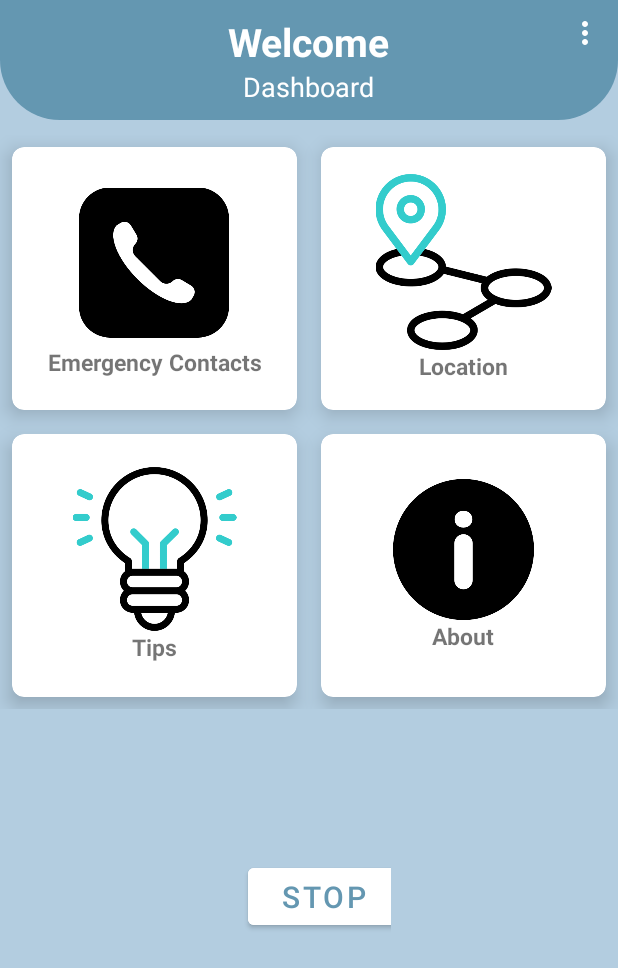
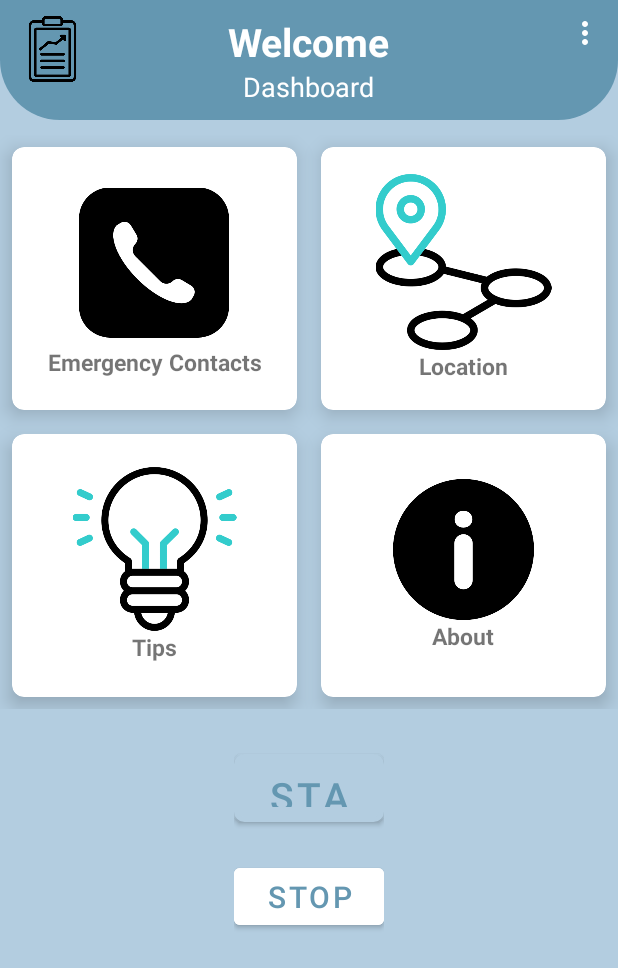
Before and after one commit to Daphne423/Safety, an Android app: the layout activity_main.xml on its own in the app's theme, with its tools: preview values and no code run, on a phone screen of 412 x 824 dp. Shown: the top 968 px of the screen. Run offline under Robolectric (Android 15) with nearby library versions, the phone set to English and light mode, and no system bars; Roboto replaces fonts that are not available here.

```diff
--- a/app/src/main/java/com/daphne/safety/ShakeDetector.java
+++ b/app/src/main/java/com/daphne/safety/ShakeDetector.java
@@ -16,8 +16,8 @@ public class ShakeDetector implements SensorEventListener {
      */
 //    private static final float SHAKE_THRESHOLD_GRAVITY = 2.7F;
 
-    private static final float SHAKE_THRESHOLD_GRAVITY = 1.5F;
-    private static final int SHAKE_SLOP_TIME_MS = 0;
+    private static final float SHAKE_THRESHOLD_GRAVITY = 2.7F;
+    private static final int SHAKE_SLOP_TIME_MS = 500;
     private static final int SHAKE_COUNT_RESET_TIME_MS = 3000;
 
     private OnShakeListener mListener;
--- a/app/src/main/res/drawable/ic_baseline_message_24.xml
+++ b/app/src/main/res/drawable/ic_baseline_message_24.xml
@@ -1,5 +1,5 @@
-<vector android:height="24dp" android:tint="#000000"
-    android:viewportHeight="24" android:viewportWidth="24"
-    android:width="24dp" xmlns:android="http://schemas.android.com/apk/res/android">
+<vector android:autoMirrored="true" android:height="24dp"
+    android:tint="#141415" android:viewportHeight="24"
+    android:viewportWidth="24" android:width="24dp" xmlns:android="http://schemas.android.com/apk/res/android">
     <path android:fillColor="@android:color/white" android:pathData="M20,2L4,2c-1.1,0 -1.99,0.9 -1.99,2L2,22l4,-4h14c1.1,0 2,-0.9 2,-2L22,4c0,-1.1 -0.9,-2 -2,-2zM18,14L6,14v-2h12v2zM18,11L6,11L6,9h12v2zM18,8L6,8L6,6h12v2z"/>
 </vector>
--- a/app/src/main/res/layout/activity_main.xml
+++ b/app/src/main/res/layout/activity_main.xml
@@ -29,6 +29,7 @@
             android:textColor="@color/white"
             android:textStyle="bold"
             android:textSize="26sp"/>
+
         <TextView
             android:layout_width="wrap_content"
             android:layout_height="wrap_content"
@@ -46,6 +47,15 @@
             android:background="@null"
 
             android:id="@+id/moreBtn"/>
+        <ImageButton
+            android:layout_width="50dp"
+            android:layout_height="45dp"
+            android:scaleType="fitCenter"
+            android:adjustViewBounds="true"
+            android:src="@drawable/statistic"
+            android:background="@null"
+
+            android:id="@+id/reports"/>
 
     </RelativeLayout>
 
@@ -58,6 +68,9 @@
         android:layout_marginTop="10dp"
         android:background="@color/light_blue"
         tools:context=".MainActivity">
+
+
+
 
         <!--    drawe layout-->
 
@@ -273,28 +286,29 @@
             <!--        </androidx.cardview.widget.CardView>-->
 
         </ScrollView>
-        <LinearLayout
+        <RelativeLayout
             android:layout_width="wrap_content"
-            android:layout_height="220dp"
+            android:layout_height="wrap_content"
             android:layout_centerHorizontal="true"
             android:layout_below="@id/scroll"
             android:padding="20dp"
             android:orientation="vertical">
-<!--            <TextView-->
-<!--                android:layout_width="100dp"-->
-<!--                android:layout_height="45dp"-->
-<!--                android:layout_gravity="center"-->
-<!--                android:text="Start"-->
-<!--                android:gravity="center"-->
-<!--                android:layout_marginTop="10dp"-->
-<!--                android:textSize="26dp"-->
-<!--                android:background="@drawable/rect2"/>-->
+            <Button
+                android:layout_width="100dp"
+                android:layout_height="45dp"
+                android:id="@+id/startSend"
+                android:layout_gravity="center"
+                android:text="Start"
+                android:gravity="center"
+                android:layout_marginTop="10dp"
+                android:textSize="26dp"
+                android:background="@drawable/rect2"/>
             <Button
                 android:id="@+id/btnSendSms"
                 android:layout_width="100dp"
                 android:layout_height="50dp"
                 android:layout_gravity="center"
-                android:layout_marginStart="10dp"
+                android:layout_centerHorizontal="true"
                 android:layout_marginTop="80dp"
                 android:gravity="center"
                 android:text="Stop"
@@ -304,7 +318,9 @@
 
 
 
-        </LinearLayout>
+
+
+        </RelativeLayout>
 
 
 
```
Also changed, not shown: app/src/main/AndroidManifest.xml (+11 -3 lines), app/src/main/java/com/daphne/safety/MainActivity.java (+22 -2 lines), app/src/main/java/com/daphne/safety/ReportsActivity.java (added, +14 -0 lines), app/src/main/java/com/daphne/safety/Splash_Screen.java (+50 -11 lines), app/src/main/res/layout/activity_reports.xml (added, +9 -0 lines), app/src/main/res/drawable/statistic.png (added).
